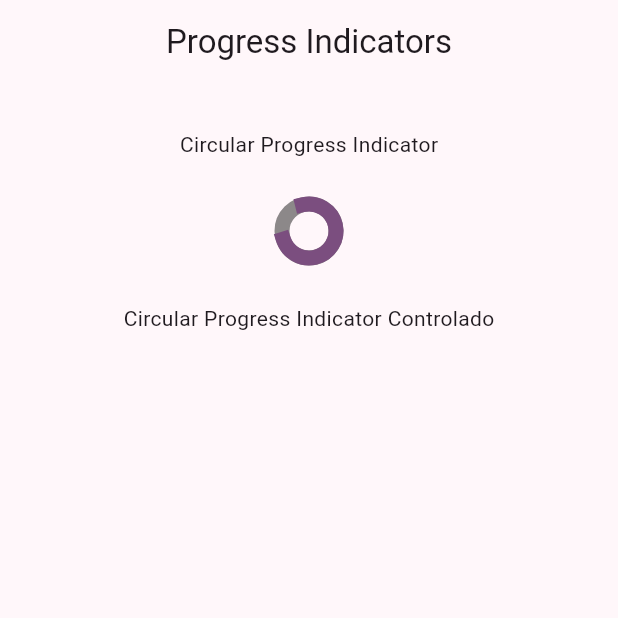
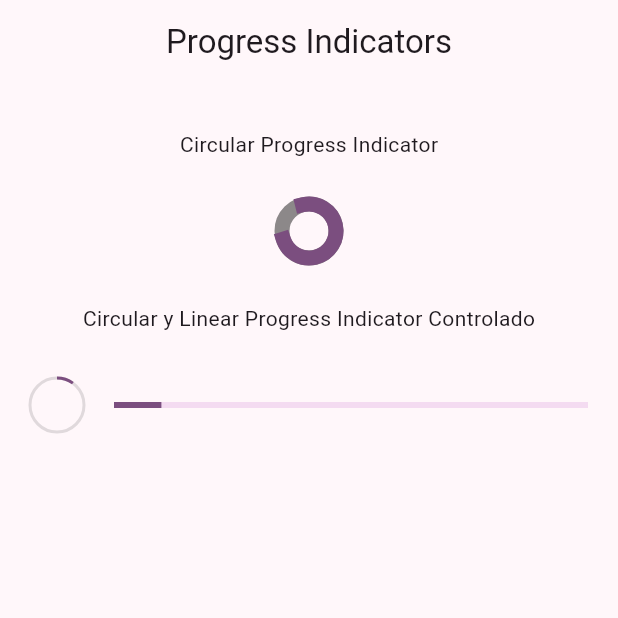
Before and after one commit to AleXx815/widgets_app, a Flutter app: the ProgressScreen screen opened by its route, on a phone screen of 412 x 824 dp, the top half of it. Run offline on Flutter 3.47's test engine with Material 2 defaults, Android fonts, the phone set to English and light mode, and no system bars; our stand-ins replace go_router.

Commit message:
progress indicators finished

```diff
--- a/lib/presentation/screens/progress/progress_screen.dart
+++ b/lib/presentation/screens/progress/progress_screen.dart
@@ -38,7 +38,7 @@ class _ProgressView extends StatelessWidget {
           SizedBox(
             height: 30,
           ),
-          Text("Circular Progress Indicator Controlado"),
+          Text("Circular y Linear Progress Indicator Controlado"),
           SizedBox(
             height: 30,
           ),
@@ -54,6 +54,33 @@ class _ControlledProgressIndicator extends StatelessWidget {
 
   @override
   Widget build(BuildContext context) {
-    return Container();
+    return StreamBuilder(
+      stream: Stream.periodic(const Duration(milliseconds: 300), (value) {
+        return (value * 2) / 100;
+      }).takeWhile((value) => value < 100),
+      builder: (context, snapshot) {
+        final progressValue = snapshot.data ?? 0;
+
+        return Padding(
+          padding: const EdgeInsets.symmetric(horizontal: 20),
+          child: Row(
+            mainAxisAlignment: MainAxisAlignment.center,
+            children: [
+              CircularProgressIndicator(
+                value: progressValue,
+                strokeWidth: 2,
+                backgroundColor: Colors.black12,
+              ),
+              const SizedBox(width: 20),
+              Expanded(
+                child: LinearProgressIndicator(
+                  value: progressValue,
+                ),
+              ),
+            ],
+          ),
+        );
+      },
+    );
   }
 }
```
